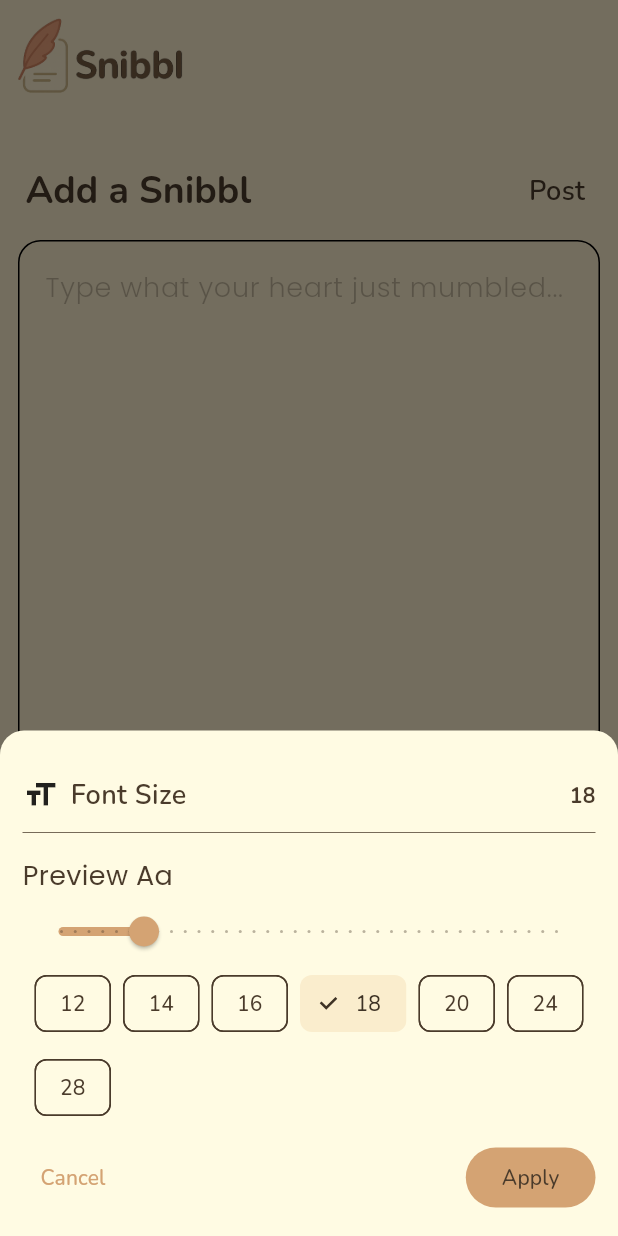
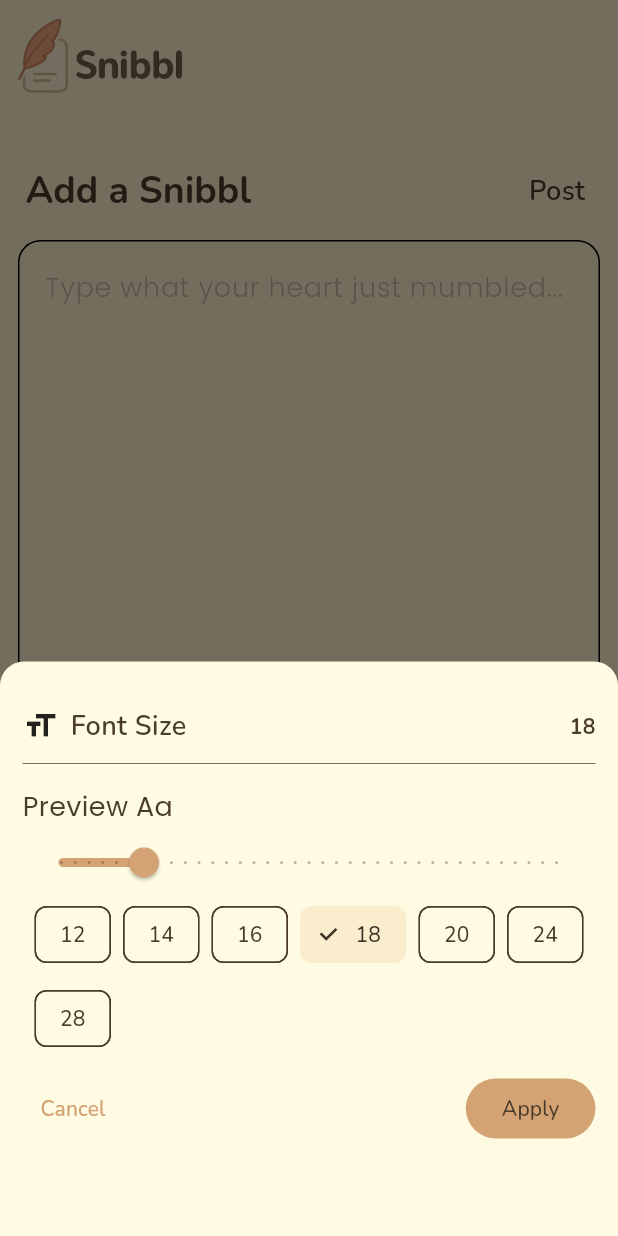
Before and after one commit to gaara40/snibbl, a Flutter app: the AddSnibblScreen screen opened directly, after a tap on the "format size" icon, on a phone screen of 412 x 824 dp. Run offline on Flutter 3.47's test engine with Material 3 defaults, Android fonts, the light colour scheme and no system bars; our stand-ins replace cloud_firestore, firebase_auth, firebase_core, flutter_riverpod, fluttertoast, google_fonts and 2 more; accounts and stored records are empty.

Commit message:
Adjusted bottom padding of pickers to avoid overlapping with bottom navigation bar

```diff
--- a/lib/helpers/font_size_picker.dart
+++ b/lib/helpers/font_size_picker.dart
@@ -23,7 +23,12 @@ Future<double?> showFontSizePicker(
       return StatefulBuilder(
         builder: (ctx, setSheet) {
           return Padding(
-            padding: const EdgeInsets.fromLTRB(15, 30, 15, 15),
+            padding: const EdgeInsets.fromLTRB(
+              15,
+              30,
+              15,
+              kBottomNavigationBarHeight + 5,
+            ),
             child: Column(
               mainAxisSize: MainAxisSize.min,
               children: [
--- a/pubspec.yaml
+++ b/pubspec.yaml
@@ -38,9 +38,9 @@ dependencies:
   firebase_core: ^4.0.0
   firebase_auth: ^6.0.1
   font_awesome_flutter: ^10.8.0
-  flutter_riverpod: ^2.6.1
+  flutter_riverpod: ^3.0.0
   fluttertoast: ^8.2.12
-  google_sign_in: ^6.1.0
+  google_sign_in: ^6.3.0
   persistent_bottom_nav_bar: ^6.2.1
   cloud_firestore: ^6.0.0
   intl: ^0.20.2
```
Also changed, not shown: lib/helpers/alignment_picker.dart (+6 -1 lines), lib/helpers/font_style_picker.dart (+6 -1 lines), pubspec.lock.
